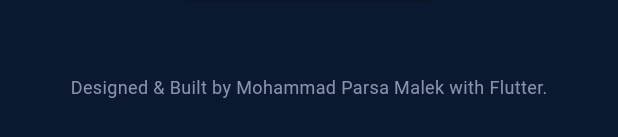
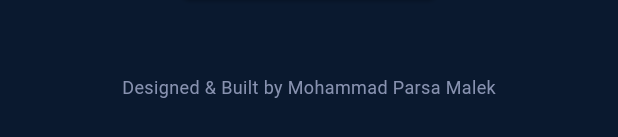
Before and after one commit to MPMparsa/MPMparsa.github.io, a Flutter app: the FooterSection widget shown alone on an empty page, opened directly, on a phone screen of 412 x 824 dp. Shown: the part 607-744 px from the top of the screen. Run offline on Flutter 3.47's test engine with Material 3 defaults, Android fonts, the phone set to English and light mode, and no system bars; drawn by our look-alikes of flutter_animate; our stand-ins replace font_awesome_flutter, timeline_tile.

```diff
--- a/lib/main.dart
+++ b/lib/main.dart
@@ -456,7 +456,7 @@ class FooterSection extends StatelessWidget {
         ),
         const SizedBox(height: 50),
         const Text(
-          'Designed & Built by Mohammad Parsa Malek with Flutter.',
+          'Designed & Built by Mohammad Parsa Malek',
           style: TextStyle(fontSize: 12),
         ),
       ],
```
